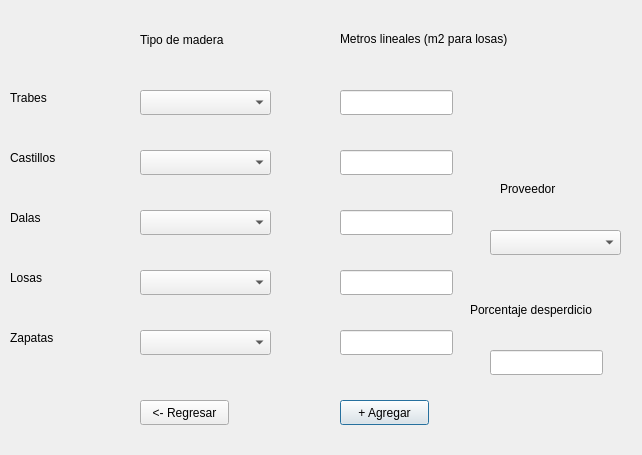
Old version of the form cimbras.ui in the repository AleZavRan/Precios-Unitarios.
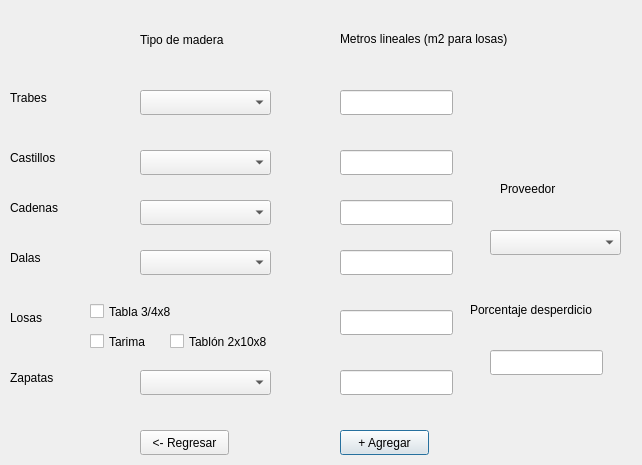
New version of the form.

Commit message: Interface updated. sketch of calculaCantidadCimbraLosas function written. Other sketches added.

What changed in the file:
```diff
--- a/cimbras.ui
+++ b/cimbras.ui
@@ -7,7 +7,7 @@
     <x>0</x>
     <y>0</y>
     <width>642</width>
-    <height>455</height>
+    <height>465</height>
    </rect>
   </property>
   <property name="windowTitle">
@@ -27,7 +27,7 @@
    <property name="geometry">
     <rect>
      <x>10</x>
-     <y>270</y>
+     <y>310</y>
      <width>67</width>
      <height>16</height>
     </rect>
@@ -50,7 +50,7 @@
    <property name="geometry">
     <rect>
      <x>140</x>
-     <y>210</y>
+     <y>250</y>
      <width>131</width>
      <height>25</height>
     </rect>
@@ -69,16 +69,6 @@
     <string>Castillos</string>
    </property>
   </widget>
-  <widget class="QComboBox" name="comboBox_losas">
-   <property name="geometry">
-    <rect>
-     <x>140</x>
-     <y>270</y>
-     <width>131</width>
-     <height>25</height>
-    </rect>
-   </property>
-  </widget>
   <widget class="QLabel" name="label_4">
    <property name="geometry">
     <rect>
@@ -109,7 +99,7 @@
    <property name="geometry">
     <rect>
      <x>340</x>
-     <y>210</y>
+     <y>250</y>
      <width>113</width>
      <height>25</height>
     </rect>
@@ -165,7 +155,7 @@
    <property name="geometry">
     <rect>
      <x>10</x>
-     <y>210</y>
+     <y>250</y>
      <width>67</width>
      <height>16</height>
     </rect>
@@ -178,7 +168,7 @@
    <property name="geometry">
     <rect>
      <x>340</x>
-     <y>270</y>
+     <y>310</y>
      <width>113</width>
      <height>25</height>
     </rect>
@@ -188,7 +178,7 @@
    <property name="geometry">
     <rect>
      <x>340</x>
-     <y>400</y>
+     <y>430</y>
      <width>89</width>
      <height>25</height>
     </rect>
@@ -201,7 +191,7 @@
    <property name="geometry">
     <rect>
      <x>10</x>
-     <y>330</y>
+     <y>370</y>
      <width>67</width>
      <height>16</height>
     </rect>
@@ -234,7 +224,7 @@
    <property name="geometry">
     <rect>
      <x>140</x>
-     <y>330</y>
+     <y>370</y>
      <width>131</width>
      <height>25</height>
     </rect>
@@ -257,7 +247,7 @@
    <property name="geometry">
     <rect>
      <x>140</x>
-     <y>400</y>
+     <y>430</y>
      <width>89</width>
      <height>25</height>
     </rect>
@@ -270,12 +260,84 @@
    <property name="geometry">
     <rect>
      <x>340</x>
+     <y>370</y>
+     <width>113</width>
+     <height>25</height>
+    </rect>
+   </property>
+  </widget>
+  <widget class="QCheckBox" name="checkBox_tabla">
+   <property name="geometry">
+    <rect>
+     <x>90</x>
+     <y>300</y>
+     <width>101</width>
+     <height>23</height>
+    </rect>
+   </property>
+   <property name="text">
+    <string>Tabla 3/4x8</string>
+   </property>
+  </widget>
+  <widget class="QCheckBox" name="checkBox_tablon">
+   <property name="geometry">
+    <rect>
+     <x>170</x>
      <y>330</y>
+     <width>121</width>
+     <height>23</height>
+    </rect>
+   </property>
+   <property name="text">
+    <string>Tablón 2x10x8</string>
+   </property>
+  </widget>
+  <widget class="QCheckBox" name="checkBox_tarima">
+   <property name="geometry">
+    <rect>
+     <x>90</x>
+     <y>330</y>
+     <width>92</width>
+     <height>23</height>
+    </rect>
+   </property>
+   <property name="text">
+    <string>Tarima</string>
+   </property>
+  </widget>
+  <widget class="QLineEdit" name="lineEdit_cadenas">
+   <property name="geometry">
+    <rect>
+     <x>340</x>
+     <y>200</y>
      <width>113</width>
      <height>25</height>
     </rect>
    </property>
   </widget>
+  <widget class="QLabel" name="label_11">
+   <property name="geometry">
+    <rect>
+     <x>10</x>
+     <y>200</y>
+     <width>67</width>
+     <height>16</height>
+    </rect>
+   </property>
+   <property name="text">
+    <string>Cadenas</string>
+   </property>
+  </widget>
+  <widget class="QComboBox" name="comboBox_cadenas">
+   <property name="geometry">
+    <rect>
+     <x>140</x>
+     <y>200</y>
+     <width>131</width>
+     <height>25</height>
+    </rect>
+   </property>
+  </widget>
  </widget>
  <resources/>
  <connections/>
```
The commit also changes 2 other files.
